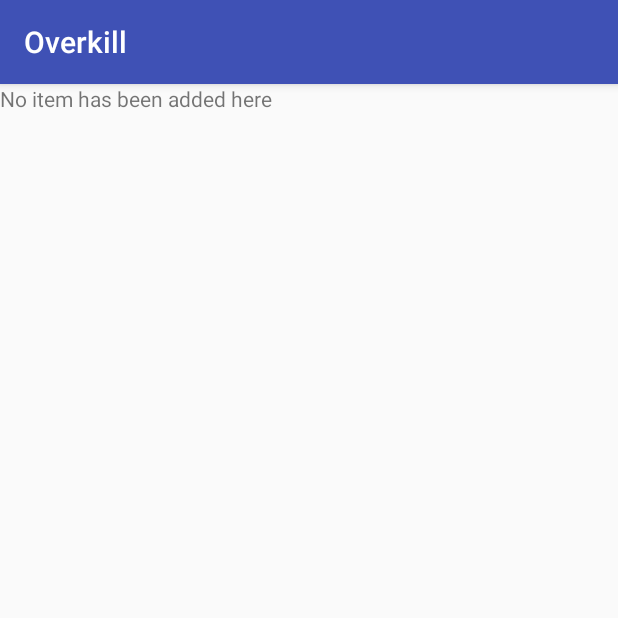
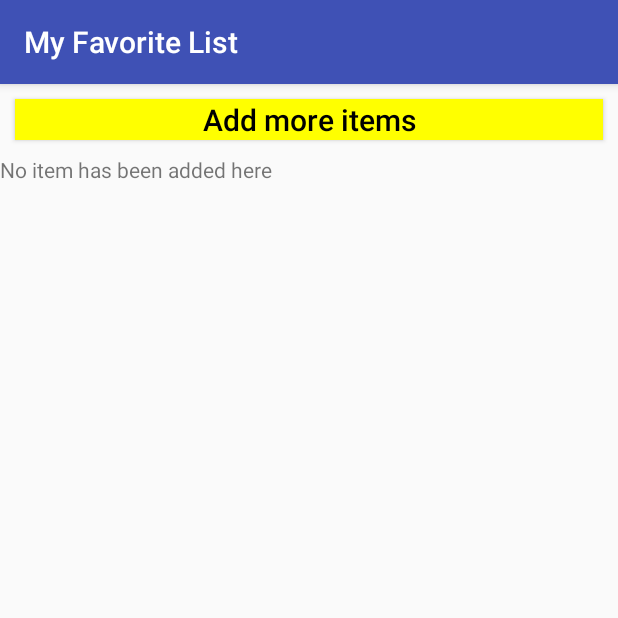
Before and after one commit to luong-komorebi/Overkill, an Android app: the DisplayFavList screen opened directly, with no data from a screen before it, on a phone screen of 412 x 824 dp, the top half of it. Run offline under Robolectric (Android 15) with nearby library versions, the phone set to English and light mode, and no system bars; Roboto replaces fonts that are not available here.

Commit message:
Minor UI tweak

```diff
--- a/app/src/main/java/luongvo/com/everythingtraffic/DisplayFavList.java
+++ b/app/src/main/java/luongvo/com/everythingtraffic/DisplayFavList.java
@@ -40,6 +40,7 @@ public class DisplayFavList extends AppCompatActivity {
     @Override
     protected void onCreate(Bundle savedInstanceState) {
         super.onCreate(savedInstanceState);
+        getSupportActionBar().setTitle("My Favorite List");
         setContentView(R.layout.activity_display_fav_list);
         initComponent();
 
@@ -49,6 +50,9 @@ public class DisplayFavList extends AppCompatActivity {
         mRecyclerView = (RecyclerView) findViewById(R.id.favListRecyclerView);
         mRecyclerView.setLayoutManager(new LinearLayoutManager(this));
         TextView notice = (TextView) findViewById(R.id.emptyNotice);
+        Button addMoreFavItem = (Button) findViewById(R.id.addMoreFavItem);
+
+
         Intent intent = getIntent();
         Bundle intentExtra = intent.getExtras();
 
@@ -75,6 +79,15 @@ public class DisplayFavList extends AppCompatActivity {
         }
 
 
+        addMoreFavItem.setOnClickListener(new View.OnClickListener() {
+            @Override
+            public void onClick(View v) {
+                Intent intent = new Intent(DisplayFavList.this, MapsActivity2.class);
+                startActivity(intent);
+            }
+        });
+
+
     }
 
 
--- a/app/src/main/res/layout/activity_display_fav_list.xml
+++ b/app/src/main/res/layout/activity_display_fav_list.xml
@@ -4,7 +4,20 @@
     xmlns:tools="http://schemas.android.com/tools"
     android:layout_width="match_parent"
     android:layout_height="match_parent"
+    android:orientation="vertical"
     tools:context="luongvo.com.everythingtraffic.DisplayFavList">
+    <Button
+        android:layout_width="match_parent"
+        android:minHeight="20dp"
+        android:layout_height="wrap_content"
+        android:layout_margin="10dp"
+        android:background="#ffff00"
+        android:textColor="#000000"
+        android:textAllCaps="false"
+        android:id="@+id/addMoreFavItem"
+        android:text="Add more items"
+        android:textSize="20sp"
+        android:textAlignment="center"/>
 
     <android.support.v7.widget.RecyclerView
         android:layout_width="match_parent"
@@ -19,4 +32,5 @@
         android:id="@+id/emptyNotice"
         android:visibility="invisible"/>
 
+
 </LinearLayout>
--- a/app/src/debug/res/layout/content.xml
+++ b/app/src/main/res/layout/content.xml
@@ -21,6 +21,7 @@
             android:layout_height="wrap_content"
             android:id="@+id/ClickToSeeMore"
             android:text="More Info"
+            android:textAllCaps="false"
             android:textColor="#ffffff"
             android:background="#3f51b5"/>
         <Button
@@ -28,6 +29,7 @@
             android:layout_width="wrap_content"
             android:layout_height="wrap_content"
             android:textColor="#ffffff"
+            android:textAllCaps="false"
             android:id="@+id/ClickToSave"
             android:text="Save"/>
     </LinearLayout>
--- a/app/src/main/res/layout/favourite_list.xml
+++ /dev/null
@@ -1,6 +0,0 @@
-<?xml version="1.0" encoding="utf-8"?>
-<LinearLayout xmlns:android="http://schemas.android.com/apk/res/android"
-    android:orientation="vertical" android:layout_width="match_parent"
-    android:layout_height="match_parent">
-
-</LinearLayout>
```
Also changed, not shown: app/src/main/AndroidManifest.xml (+10 -2 lines).
